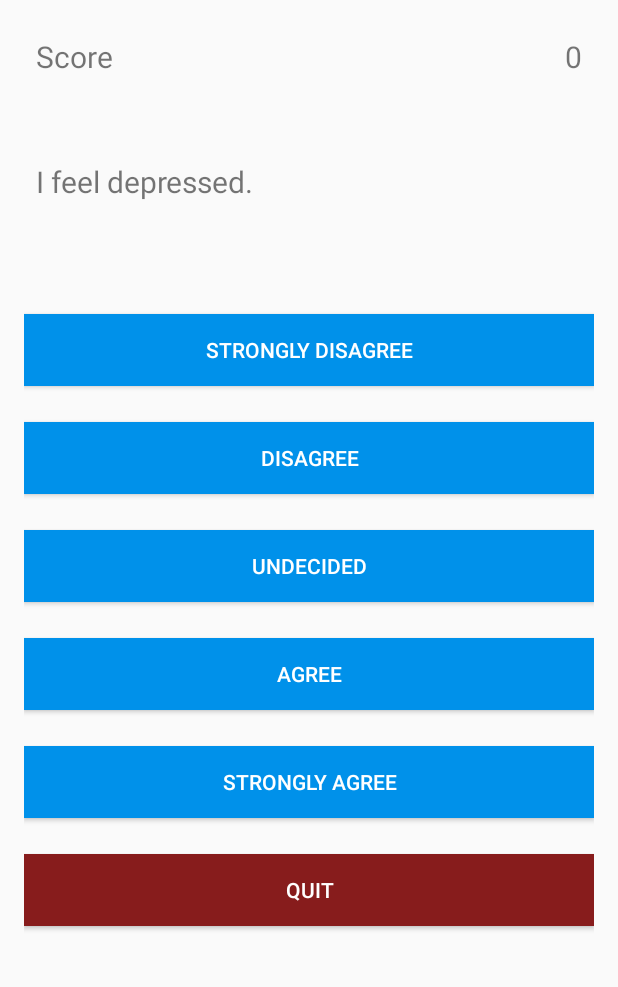
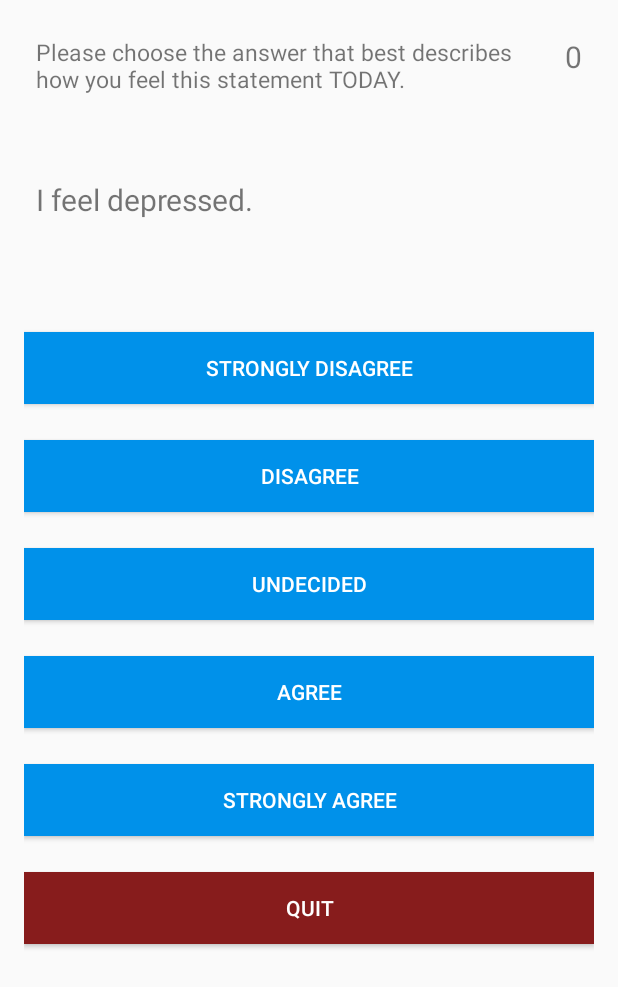
Before and after one commit to Connorshaus/AndroidGridLayout-master, an Android app: the Questionnaire screen opened directly, with no data from a screen before it, on a phone screen of 412 x 824 dp. Shown: the top 987 px of the screen. Run offline under Robolectric (Android 15) with nearby library versions, the phone set to English and light mode, and no system bars.

Commit message:
Questionnaire updated; directions added

```diff
--- a/app/src/main/res/layout/activity_questionnaire.xml
+++ b/app/src/main/res/layout/activity_questionnaire.xml
@@ -17,12 +17,12 @@
         android:layout_marginBottom="40dp">
 
         <TextView
-            android:layout_width="wrap_content"
+            android:id="@+id/score_text"
+            android:layout_width="330dp"
             android:layout_height="wrap_content"
-            android:text="Score"
-            android:textSize="20sp"
             android:layout_alignParentLeft="true"
-            android:id="@+id/score_text" />
+            android:text="@string/quizDirections"
+            android:textSize="15sp" />
 
         <TextView
             android:layout_width="wrap_content"
--- a/app/src/main/res/values/strings.xml
+++ b/app/src/main/res/values/strings.xml
@@ -19,4 +19,5 @@
     <string name="send">Send</string>
     <string name="chat_message_will_appear_here">Chat Message will appear here ...</string>
     <string name="ReceivingUser">Receiving User</string>
+    <string name="quizDirections">Please choose the answer that best describes how you feel this statement TODAY.</string>
 </resources>
```
